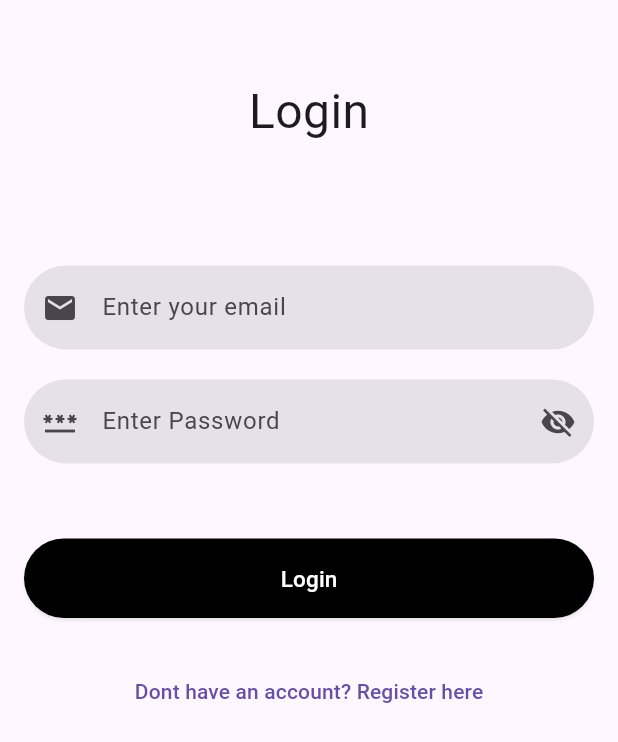
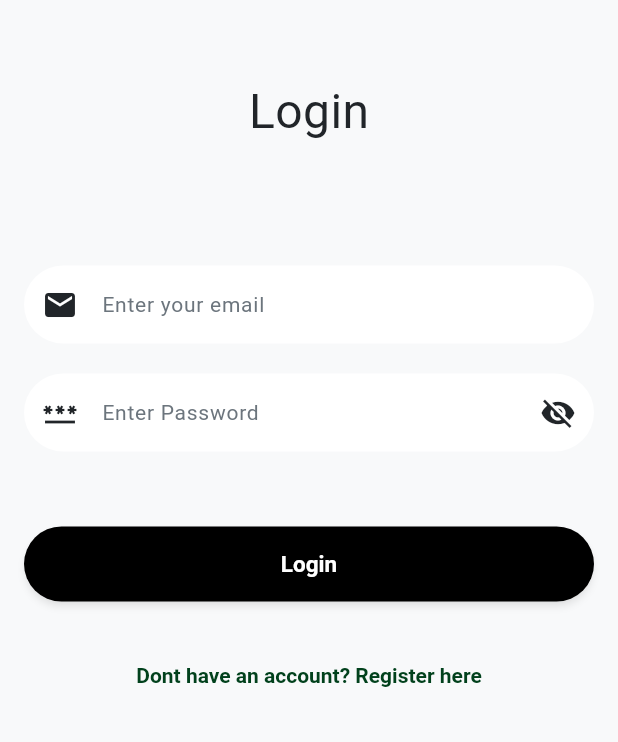
Before and after one commit to hasanat-ahmad/MTAG-Queue-Skipper, a Flutter app: the screen it shows after launch, on a phone screen of 412 x 824 dp. Shown: the top 742 px of the screen. Run offline on Flutter 3.47's test engine with Material 3 defaults, Android fonts, the phone set to English and light mode, and no system bars; our stand-ins replace mask_text_input_formatter.

Commit message:
feat: add Pakistani green theme configuration
- Create config folder with theme files
- Add app_colors.dart with Pakistani green color palette
- Add app_theme.dart with complete Material 3 theme
- Add app_constants.dart for spacing and sizing
- Update main.dart to use new theme
- Include documentation for theme usage

Made-with: Cursor

```diff
--- /dev/null
+++ b/lib/config/app_colors.dart
@@ -0,0 +1,41 @@
+import 'package:flutter/material.dart';
+
+/// App color palette inspired by Pakistani flag colors
+/// Primary: Pakistani Green
+/// Accent: White and Dark Green variations
+class AppColors {
+  // Primary Colors - Pakistani Green Theme
+  static const Color primaryGreen = Color(0xFF01411C); // Dark Pakistani Green
+  static const Color primaryGreenLight = Color(0xFF0C6E3A); // Medium Green
+  static const Color primaryGreenLighter = Color(0xFF14A44D); // Light Green
+
+  // Accent Colors
+  static const Color white = Color(0xFFFFFFFF);
+  static const Color offWhite = Color(0xFFF8F9FA);
+
+  // Text Colors
+  static const Color textPrimary = Color(0xFF212529);
+  static const Color textSecondary = Color(0xFF6C757D);
+  static const Color textOnPrimary = Color(0xFFFFFFFF); // White text on green
+
+  // Background Colors
+  static const Color background = Color(0xFFF8F9FA);
+  static const Color cardBackground = Color(0xFFFFFFFF);
+
+  // Status Colors
+  static const Color success = Color(0xFF14A44D);
+  static const Color error = Color(0xFFDC3545);
+  static const Color warning = Color(0xFFFFC107);
+  static const Color info = Color(0xFF0DCAF0);
+
+  // Border & Divider Colors
+  static const Color border = Color(0xFFDEE2E6);
+  static const Color divider = Color(0xFFE9ECEF);
+
+  // Shadow Color
+  static const Color shadow = Color(0x1A000000);
+
+  // Disabled State
+  static const Color disabled = Color(0xFFADB5BD);
+  static const Color disabledBackground = Color(0xFFE9ECEF);
+}
--- /dev/null
+++ b/lib/config/app_constants.dart
@@ -0,0 +1,42 @@
+/// App-wide constants for spacing, sizing, and other values
+class AppConstants {
+  // Spacing
+  static const double spacingXS = 4.0;
+  static const double spacingS = 8.0;
+  static const double spacingM = 16.0;
+  static const double spacingL = 24.0;
+  static const double spacingXL = 32.0;
+  static const double spacingXXL = 48.0;
+
+  // Border Radius
+  static const double radiusS = 4.0;
+  static const double radiusM = 8.0;
+  static const double radiusL = 12.0;
+  static const double radiusXL = 16.0;
+  static const double radiusRound = 100.0;
+
+  // Icon Sizes
+  static const double iconS = 16.0;
+  static const double iconM = 24.0;
+  static const double iconL = 32.0;
+  static const double iconXL = 48.0;
+
+  // Button Heights
+  static const double buttonHeightS = 36.0;
+  static const double buttonHeightM = 48.0;
+  static const double buttonHeightL = 56.0;
+
+  // Card Elevation
+  static const double elevationS = 2.0;
+  static const double elevationM = 4.0;
+  static const double elevationL = 8.0;
+
+  // Animation Duration
+  static const int animationDurationShort = 200;
+  static const int animationDurationMedium = 300;
+  static const int animationDurationLong = 500;
+
+  // App Info
+  static const String appName = 'MTAG Queue Skipper';
+  static const String appVersion = '1.0.0';
+}
--- /dev/null
+++ b/lib/config/app_theme.dart
@@ -0,0 +1,220 @@
+import 'package:flutter/material.dart';
+import 'package:mtag_queue_skipper/config/app_colors.dart';
+
+/// Main theme configuration for MTAG Queue Skipper App
+class AppTheme {
+  // Light Theme
+  static ThemeData get lightTheme {
+    return ThemeData(
+      useMaterial3: true,
+
+      // Color Scheme
+      colorScheme: ColorScheme.light(
+        primary: AppColors.primaryGreen,
+        secondary: AppColors.primaryGreenLight,
+        surface: AppColors.cardBackground,
+        background: AppColors.background,
+        error: AppColors.error,
+        onPrimary: AppColors.textOnPrimary,
+        onSecondary: AppColors.textOnPrimary,
+        onSurface: AppColors.textPrimary,
+        onBackground: AppColors.textPrimary,
+        onError: AppColors.white,
+      ),
+
+      // Scaffold Background
+      scaffoldBackgroundColor: AppColors.background,
+
+      // AppBar Theme
+      appBarTheme: const AppBarTheme(
+        backgroundColor: AppColors.primaryGreen,
+        foregroundColor: AppColors.white,
+        elevation: 0,
+        centerTitle: true,
+        titleTextStyle: TextStyle(
+          color: AppColors.white,
+          fontSize: 20,
+          fontWeight: FontWeight.w600,
+        ),
+      ),
+
+      // Card Theme
+      cardTheme: CardTheme(
+        color: AppColors.cardBackground,
+        elevation: 2,
+        shadowColor: AppColors.shadow,
+        shape: RoundedRectangleBorder(
+          borderRadius: BorderRadius.circular(12),
+        ),
+      ),
+
+      // Elevated Button Theme
+      elevatedButtonTheme: ElevatedButtonThemeData(
+        style: ElevatedButton.styleFrom(
+          backgroundColor: AppColors.primaryGreen,
+          foregroundColor: AppColors.white,
+          elevation: 2,
+          padding: const EdgeInsets.symmetric(horizontal: 24, vertical: 14),
+          shape: RoundedRectangleBorder(
+            borderRadius: BorderRadius.circular(8),
+          ),
+          textStyle: const TextStyle(
+            fontSize: 16,
+            fontWeight: FontWeight.w600,
+          ),
+        ),
+      ),
+
+      // Text Button Theme
+      textButtonTheme: TextButtonThemeData(
+        style: TextButton.styleFrom(
+          foregroundColor: AppColors.primaryGreen,
+          textStyle: const TextStyle(
+            fontSize: 14,
+            fontWeight: FontWeight.w600,
+          ),
+        ),
+      ),
+
+      // Outlined Button Theme
+      outlinedButtonTheme: OutlinedButtonThemeData(
+        style: OutlinedButton.styleFrom(
+          foregroundColor: AppColors.primaryGreen,
+          side: const BorderSide(color: AppColors.primaryGreen, width: 1.5),
+          padding: const EdgeInsets.symmetric(horizontal: 24, vertical: 14),
+          shape: RoundedRectangleBorder(
+            borderRadius: BorderRadius.circular(8),
+          ),
+          textStyle: const TextStyle(
+            fontSize: 16,
+            fontWeight: FontWeight.w600,
+          ),
+        ),
+      ),
+
+      // Input Decoration Theme
+      inputDecorationTheme: InputDecorationTheme(
+        filled: true,
+        fillColor: AppColors.white,
+        contentPadding: const EdgeInsets.symmetric(horizontal: 16, vertical: 14),
+        border: OutlineInputBorder(
+          borderRadius: BorderRadius.circular(8),
+          borderSide: const BorderSide(color: AppColors.border),
+        ),
+        enabledBorder: OutlineInputBorder(
+          borderRadius: BorderRadius.circular(8),
+          borderSide: const BorderSide(color: AppColors.border),
+        ),
+        focusedBorder: OutlineInputBorder(
+          borderRadius: BorderRadius.circular(8),
+          borderSide: const BorderSide(color: AppColors.primaryGreen, width: 2),
+        ),
+        errorBorder: OutlineInputBorder(
+          borderRadius: BorderRadius.circular(8),
+          borderSide: const BorderSide(color: AppColors.error),
+        ),
+        focusedErrorBorder: OutlineInputBorder(
+          borderRadius: BorderRadius.circular(8),
+          borderSide: const BorderSide(color: AppColors.error, width: 2),
+        ),
+        labelStyle: const TextStyle(
+          color: AppColors.textSecondary,
+          fontSize: 14,
+        ),
+        hintStyle: const TextStyle(
+          color: AppColors.textSecondary,
+          fontSize: 14,
+        ),
+      ),
+
+      // Text Theme
+      textTheme: const TextTheme(
+        // Headings
+        displayLarge: TextStyle(
+          fontSize: 32,
+          fontWeight: FontWeight.bold,
+          color: AppColors.textPrimary,
+        ),
+        displayMedium: TextStyle(
+          fontSize: 28,
+          fontWeight: FontWeight.bold,
+          color: AppColors.textPrimary,
+        ),
+        displaySmall: TextStyle(
+          fontSize: 24,
+          fontWeight: FontWeight.bold,
+          color: AppColors.textPrimary,
+        ),
+
+        // Titles
+        titleLarge: TextStyle(
+          fontSize: 20,
+          fontWeight: FontWeight.w600,
+          color: AppColors.textPrimary,
+        ),
+        titleMedium: TextStyle(
+          fontSize: 18,
+          fontWeight: FontWeight.w600,
+          color: AppColors.textPrimary,
+        ),
+        titleSmall: TextStyle(
+          fontSize: 16,
+          fontWeight: FontWeight.w600,
+          color: AppColors.textPrimary,
+        ),
+
+        // Body Text
+        bodyLarge: TextStyle(
+          fontSize: 16,
+          fontWeight: FontWeight.normal,
+          color: AppColors.textPrimary,
+        ),
+        bodyMedium: TextStyle(
+          fontSize: 14,
+          fontWeight: FontWeight.normal,
+          color: AppColors.textPrimary,
+        ),
+        bodySmall: TextStyle(
+          fontSize: 12,
+          fontWeight: FontWeight.normal,
+          color: AppColors.textSecondary,
+        ),
+
+        // Labels
+        labelLarge: TextStyle(
+          fontSize: 14,
+          fontWeight: FontWeight.w600,
+          color: AppColors.textPrimary,
+        ),
+        labelMedium: TextStyle(
+          fontSize: 12,
+          fontWeight: FontWeight.w600,
+          color: AppColors.textSecondary,
+        ),
+        labelSmall: TextStyle(
+          fontSize: 10,
+          fontWeight: FontWeight.w600,
+          color: AppColors.textSecondary,
+        ),
+      ),
+
+      // Icon Theme
+      iconTheme: const IconThemeData(
+        color: AppColors.primaryGreen,
+        size: 24,
+      ),
+
+      // Divider Theme
+      dividerTheme: const DividerThemeData(
+        color: AppColors.divider,
+        thickness: 1,
+        space: 1,
+      ),
+
+      // Progress Indicator Theme
+      progressIndicatorTheme: const ProgressIndicatorThemeData(
+        color: AppColors.primaryGreen,
+      ),
+    );
+  }
+}
--- a/lib/main.dart
+++ b/lib/main.dart
@@ -1,4 +1,5 @@
 import 'package:flutter/material.dart';
+import 'package:mtag_queue_skipper/config/app_theme.dart';
 import 'package:mtag_queue_skipper/screens/home_screen.dart';
 import 'package:mtag_queue_skipper/screens/login_screen.dart';
 import 'package:mtag_queue_skipper/screens/register_screen.dart';
@@ -13,11 +14,12 @@ class MyApp extends StatelessWidget {
   @override
   Widget build(BuildContext context) {
     return MaterialApp(
+      title: 'MTAG Queue Skipper',
+      theme: AppTheme.lightTheme,
       initialRoute: '/',
       routes: {
         '/register': (context) => RegisterScreen(),
         '/home': (context) => HomeScreen(),
-
       },
       debugShowCheckedModeBanner: false,
       home: LoginScreen(),
```
Also changed, not shown: 2 other files.
